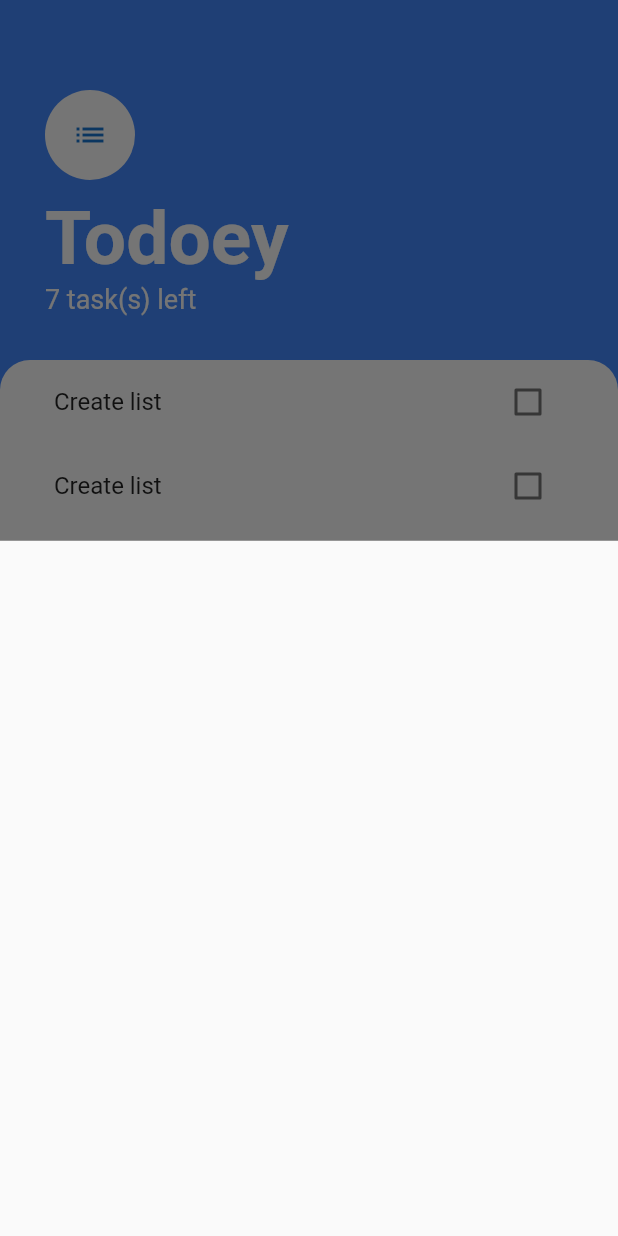
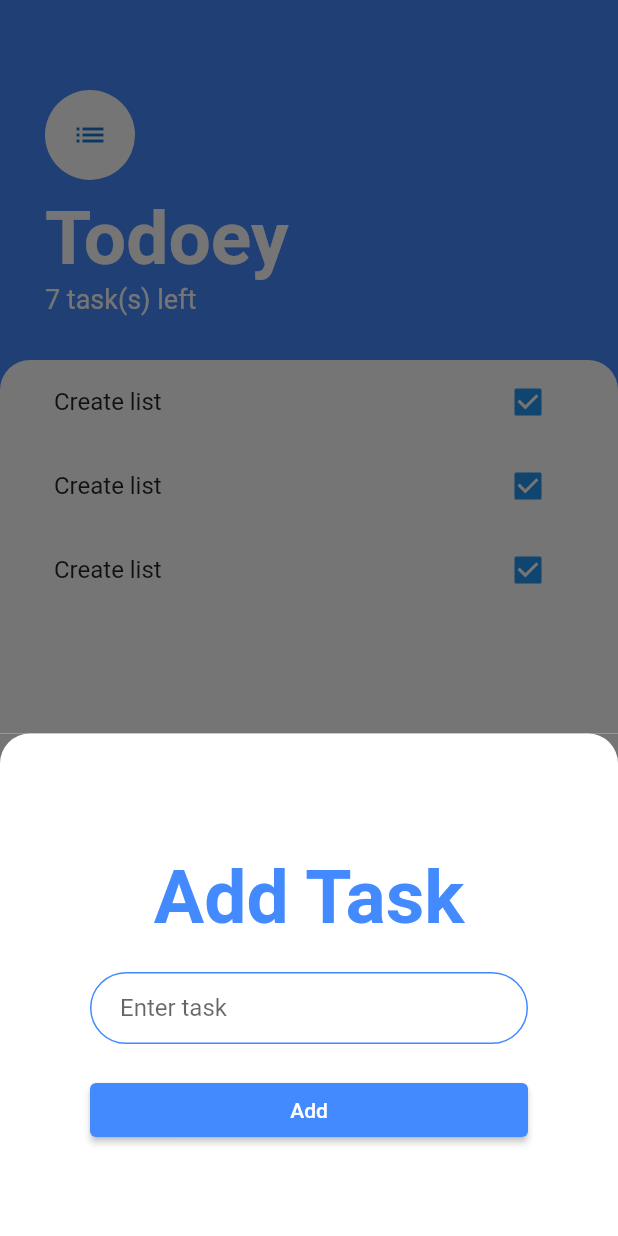
Before and after one commit to JAZZKIT/BloC-ToDoey, a Flutter app: the screen it shows after launch, after a tap on the "add" icon, on a phone screen of 412 x 824 dp. Run offline on Flutter 3.47's test engine with Material 2 defaults, Android fonts, the phone set to English and light mode, and no system bars; our stand-ins replace equatable.

Commit message:
The model layer was added

```diff
--- /dev/null
+++ b/lib/model/task.dart
@@ -0,0 +1,8 @@
+class Task {
+  final String name;
+  bool isDone;
+
+  Task({required this.name, this.isDone = false});
+
+  void toggleDone() => !isDone;
+}
--- /dev/null
+++ b/lib/model/task_data.dart
@@ -0,0 +1,19 @@
+import 'package:equatable/equatable.dart';
+import 'package:to_do/model/task.dart';
+
+class TaskData extends Equatable {
+  List<Task> _tasks = [
+    Task(name: 'Learn BloC pattern'),
+    Task(name: 'Watch Angela Yu'),
+    Task(name: 'Code ToDo with BloC')
+  ];
+
+  int get taskCount => _tasks.length;
+
+  List<Task> get tasks => _tasks;
+
+  void addTask(String newTaskTitle) => _tasks.add(Task(name: newTaskTitle));
+
+  @override
+  List<Object?> get props => [];
+}
--- a/lib/presentation/screens/add_task_screen.dart
+++ b/lib/presentation/screens/add_task_screen.dart
@@ -0,0 +1,57 @@
+import 'package:flutter/material.dart';
+import 'package:to_do/shared/constants.dart';
+
+class AddTaskScreen extends StatelessWidget {
+  const AddTaskScreen({Key? key}) : super(key: key);
+
+  @override
+  Widget build(BuildContext context) {
+    String? newTaskTitle;
+    return Container(
+      color: Color(0xff757575),
+      child: Container(
+        padding: EdgeInsets.all(60),
+        decoration: roundContainerDecoration,
+        child: Column(
+          crossAxisAlignment: CrossAxisAlignment.stretch,
+          children: [
+            SizedBox(
+              height: 20,
+            ),
+            Text(
+              'Add Task',
+              textAlign: TextAlign.center,
+              style: addTaskTextStyle,
+            ),
+            SizedBox(
+              height: 20,
+            ),
+            TextFormField(
+              decoration: kTextFieldDecoration.copyWith(hintText: 'Enter task'),
+              validator: (value) =>
+                  value!.isEmpty ? 'Please, enter your task' : null,
+              onChanged: (newTask) {
+                newTaskTitle = newTask;
+              },
+            ),
+            SizedBox(
+              height: 20,
+            ),
+            ElevatedButton(
+              child: Text(
+                'Add',
+                style: TextStyle(color: Colors.white),
+              ),
+              onPressed: () {
+                print(newTaskTitle);
+              },
+              style: ElevatedButton.styleFrom(
+                primary: Colors.blueAccent,
+              ),
+            ),
+          ],
+        ),
+      ),
+    );
+  }
+}
--- a/lib/presentation/screens/home_screen.dart
+++ /dev/null
@@ -1,48 +0,0 @@
-import 'package:flutter/material.dart';
-
-class MyHomePage extends StatefulWidget {
-  MyHomePage({Key? key, required this.title}) : super(key: key);
-
-  final String title;
-
-  @override
-  _MyHomePageState createState() => _MyHomePageState();
-}
-
-class _MyHomePageState extends State<MyHomePage> {
-  int _counter = 0;
-
-  void _incrementCounter() {
-    setState(() {
-      _counter++;
-    });
-  }
-
-  @override
-  Widget build(BuildContext context) {
-    return Scaffold(
-      appBar: AppBar(
-        title: Text(widget.title),
-      ),
-      body: Center(
-        child: Column(
-          mainAxisAlignment: MainAxisAlignment.center,
-          children: <Widget>[
-            Text(
-              'You have pushed the button this many times:',
-            ),
-            Text(
-              '$_counter',
-              style: Theme.of(context).textTheme.headline4,
-            ),
-          ],
-        ),
-      ),
-      floatingActionButton: FloatingActionButton(
-        onPressed: _incrementCounter,
-        tooltip: 'Increment',
-        child: Icon(Icons.add),
-      ),
-    );
-  }
-}
--- a/lib/presentation/screens/task_screen.dart
+++ b/lib/presentation/screens/task_screen.dart
@@ -1,12 +1,10 @@
 import 'package:flutter/material.dart';
+import 'package:to_do/presentation/screens/add_task_screen.dart';
 import 'package:to_do/presentation/widget/task_list.dart';
 import 'package:to_do/shared/constants.dart';
 
 class TasksScreen extends StatelessWidget {
   const TasksScreen({Key? key}) : super(key: key);
-  Widget buildButtomSheet(BuildContext context) {
-    return Container();
-  }
 
   @override
   Widget build(BuildContext context) {
@@ -15,7 +13,17 @@ class TasksScreen extends StatelessWidget {
       floatingActionButton: FloatingActionButton(
         backgroundColor: Colors.blueAccent,
         onPressed: () {
-          showModalBottomSheet(context: context, builder: buildButtomSheet);
+          showModalBottomSheet(
+            context: context,
+            isScrollControlled: true,
+            builder: (context) => SingleChildScrollView(
+              child: Container(
+                padding: EdgeInsets.only(
+                    bottom: MediaQuery.of(context).viewInsets.bottom),
+                child: AddTaskScreen(),
+              ),
+            ),
+          );
         },
         child: Icon(Icons.add),
       ),
@@ -54,7 +62,7 @@ class TasksScreen extends StatelessWidget {
           Expanded(
             child: Container(
               padding: EdgeInsets.symmetric(horizontal: 20),
-              decoration: listDecoration,
+              decoration: roundContainerDecoration,
               child: TaskList(),
             ),
           ),
--- a/lib/presentation/widget/task_tile.dart
+++ b/lib/presentation/widget/task_tile.dart
@@ -1,14 +1,20 @@
 import 'package:flutter/material.dart';
 
 class TaskTile extends StatelessWidget {
-  const TaskTile({Key? key}) : super(key: key);
+  final bool? isChecked;
+  final String? titile;
+
+  const TaskTile({Key? key, this.isChecked, this.titile}) : super(key: key);
 
   @override
   Widget build(BuildContext context) {
     return ListTile(
-      title: Text('Create list'),
+      title: Text(
+        'Create list',
+        //style: TextStyle(decoration:  isChecked ? TextDecoration.lineThrough : null,),
+      ),
       trailing: Checkbox(
-        value: false,
+        value: true,
         onChanged: (bool? value) {},
       ),
     );
--- a/lib/shared/constants.dart
+++ b/lib/shared/constants.dart
@@ -1,9 +1,28 @@
 import 'package:flutter/material.dart';
 
-final listDecoration = BoxDecoration(
+const roundContainerDecoration = BoxDecoration(
   color: Colors.white,
   borderRadius: BorderRadius.only(
     topLeft: Radius.circular(20),
     topRight: Radius.circular(20),
   ),
 );
+
+const kTextFieldDecoration = InputDecoration(
+  hintText: 'Enter value',
+  contentPadding: EdgeInsets.symmetric(vertical: 10.0, horizontal: 20.0),
+  border: OutlineInputBorder(
+    borderRadius: BorderRadius.all(Radius.circular(32.0)),
+  ),
+  enabledBorder: OutlineInputBorder(
+    borderSide: BorderSide(color: Colors.blueAccent, width: 1.0),
+    borderRadius: BorderRadius.all(Radius.circular(32.0)),
+  ),
+  focusedBorder: OutlineInputBorder(
+    borderSide: BorderSide(color: Colors.blueAccent, width: 2.0),
+    borderRadius: BorderRadius.all(Radius.circular(32.0)),
+  ),
+);
+
+const addTaskTextStyle = TextStyle(
+    fontSize: 50, fontWeight: FontWeight.w700, color: Colors.blueAccent);
```
Also changed, not shown: pubspec.yaml (+1 -13 lines), pubspec.lock, 14 other files.
